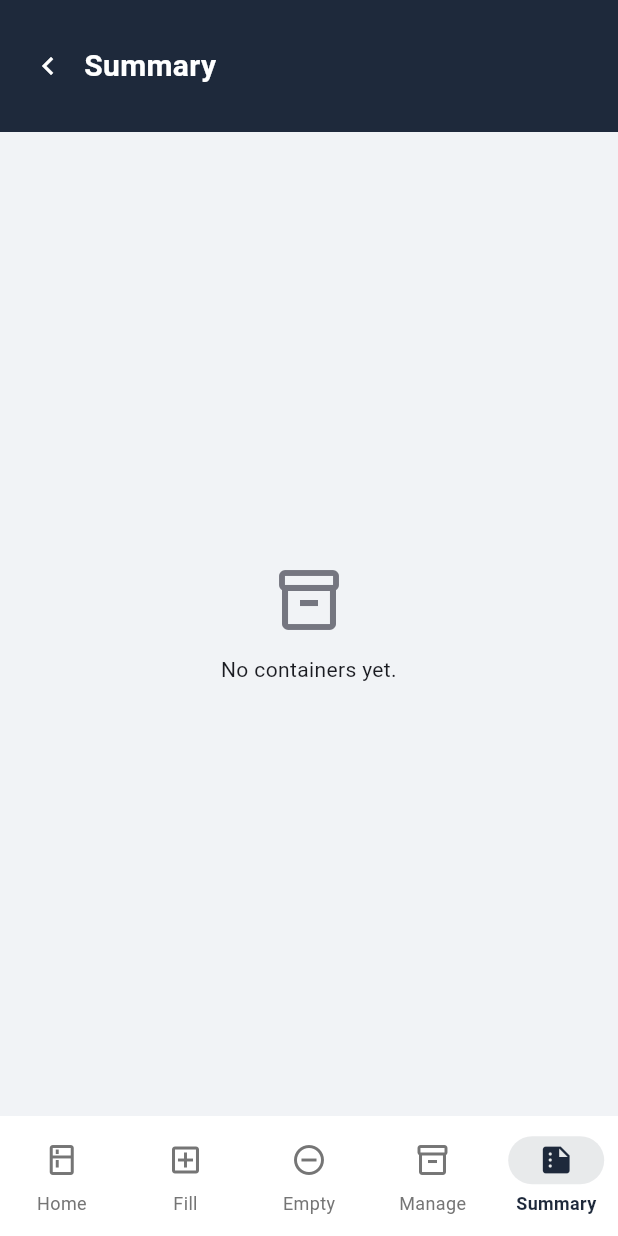
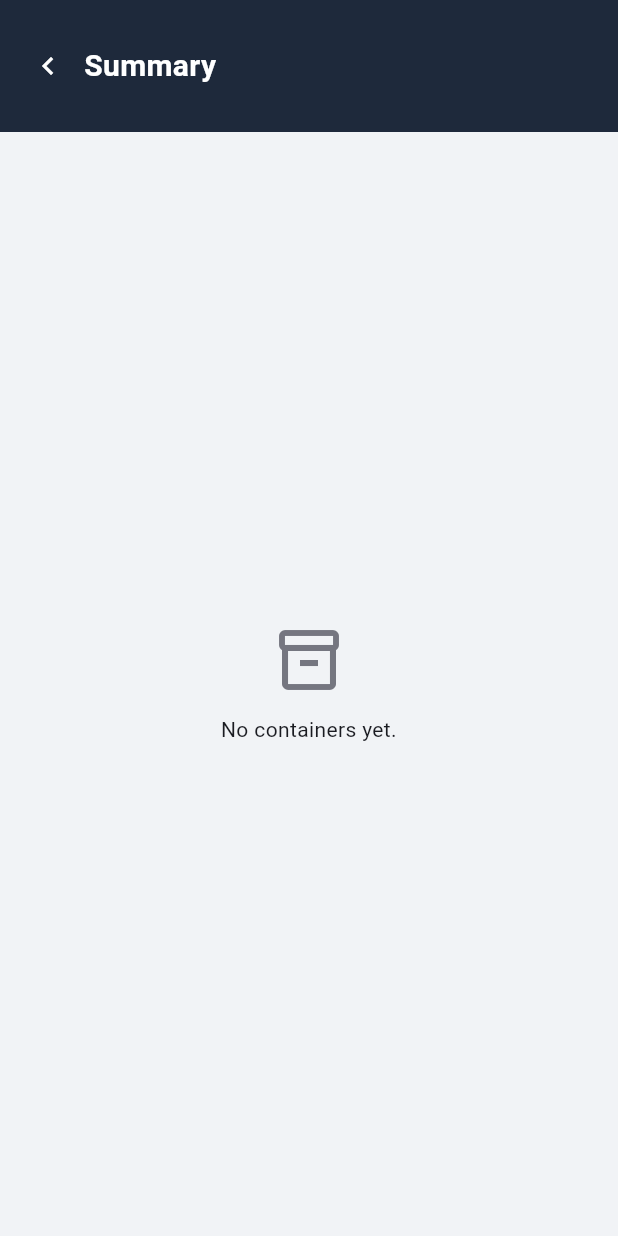
Before and after one commit to allapcallapc/Frawly, a Flutter app: the MainShell widget shown alone on an empty page, opened directly, after a tap on the "grid view" icon, on a phone screen of 412 x 824 dp. Run offline on Flutter 3.47's test engine with Material 3 defaults, Android fonts, the phone set to English and light mode, and no system bars; our stand-ins replace file_picker, flutter_secure_storage, package_info_plus; accounts and stored records are empty; network calls fail.

Commit message:
feat: remove the bottom nav bar in favor of Home as the app's root
Matches the reference redesign, which has no bottom nav: New filling,
Empty containers, Manage containers, and Summary are now pushed on top
of Home (from its header/floating buttons) instead of being tabs, and
pop back to it - Summary's cell tap now pops back to Home rather than
switching tabs.

Co-Authored-By: Claude Sonnet 5 <noreply@anthropic.com>
Claude-Session: https://claude.ai/code/session_01NhPzLTrvxMFiwX6F5jyAd7

```diff
--- a/lib/screens/main_shell.dart
+++ b/lib/screens/main_shell.dart
@@ -11,9 +11,11 @@ import 'manage_containers_screen.dart';
 import 'new_filling_screen.dart';
 import 'summary_screen.dart';
 
-/// The app's bottom-nav shell: Home, New filling, Empty containers, Manage
-/// containers, Summary. Container detail is reached by pushing on top of
-/// Home, not a tab of its own.
+/// The app's shell: Home is the one screen that's always on screen: New
+/// filling, Empty containers, Manage containers, and Summary are all
+/// pushed on top of it (from Home's own header/floating buttons) rather
+/// than being tabs of their own, and pop back to it. Container detail is
+/// pushed the same way, from Home's list.
 class MainShell extends StatefulWidget {
   const MainShell({super.key});
 
@@ -22,24 +24,7 @@ class MainShell extends StatefulWidget {
 }
 
 class _MainShellState extends State<MainShell> {
-  int _index = 0;
   final _homeFilterRequests = ValueNotifier<HomeFilterRequest?>(null);
-  late final List<Widget> _screens = [
-    HomeScreen(
-      filterRequests: _homeFilterRequests,
-      onOpenSummary: () => setState(() => _index = 4),
-      onOpenManage: () => setState(() => _index = 3),
-      onNewFilling: () => setState(() => _index = 1),
-      onEmptyContainers: () => setState(() => _index = 2),
-    ),
-    const NewFillingScreen(),
-    const EmptyContainersScreen(),
-    const ManageContainersScreen(),
-    SummaryScreen(
-      onJumpToHome: _jumpToHome,
-      onBack: () => setState(() => _index = 0),
-    ),
-  ];
 
   @override
   void initState() {
@@ -75,46 +60,49 @@ class _MainShellState extends State<MainShell> {
     super.dispose();
   }
 
+  /// Pops any pushed screen(s) back down to Home, then applies the filter -
+  /// used by Summary's cell tap.
   void _jumpToHome(HomeFilterRequest request) {
+    Navigator.of(context).popUntil((route) => route.isFirst);
     _homeFilterRequests.value = request;
-    setState(() => _index = 0);
+  }
+
+  void _openNewFilling() {
+    Navigator.of(context)
+        .push(MaterialPageRoute(builder: (_) => const NewFillingScreen()));
+  }
+
+  void _openEmptyContainers() {
+    Navigator.of(context).push(
+      MaterialPageRoute(builder: (_) => const EmptyContainersScreen()),
+    );
+  }
+
+  void _openManage() {
+    Navigator.of(context).push(
+      MaterialPageRoute(builder: (_) => const ManageContainersScreen()),
+    );
+  }
+
+  void _openSummary() {
+    Navigator.of(context).push(
+      MaterialPageRoute(
+        builder: (_) => SummaryScreen(
+          onJumpToHome: _jumpToHome,
+          onBack: () => Navigator.of(context).pop(),
+        ),
+      ),
+    );
   }
 
   @override
   Widget build(BuildContext context) {
-    return Scaffold(
-      body: IndexedStack(index: _index, children: _screens),
-      bottomNavigationBar: NavigationBar(
-        selectedIndex: _index,
-        onDestinationSelected: (index) => setState(() => _index = index),
-        destinations: const [
-          NavigationDestination(
-            icon: Icon(Icons.kitchen_outlined),
-            selectedIcon: Icon(Icons.kitchen),
-            label: 'Home',
-          ),
-          NavigationDestination(
-            icon: Icon(Icons.add_box_outlined),
-            selectedIcon: Icon(Icons.add_box),
-            label: 'Fill',
-          ),
-          NavigationDestination(
-            icon: Icon(Icons.remove_circle_outline),
-            selectedIcon: Icon(Icons.remove_circle),
-            label: 'Empty',
-          ),
-          NavigationDestination(
-            icon: Icon(Icons.inventory_2_outlined),
-            selectedIcon: Icon(Icons.inventory_2),
-            label: 'Manage',
-          ),
-          NavigationDestination(
-            icon: Icon(Icons.summarize_outlined),
-            selectedIcon: Icon(Icons.summarize),
-            label: 'Summary',
-          ),
-        ],
-      ),
+    return HomeScreen(
+      filterRequests: _homeFilterRequests,
+      onOpenSummary: _openSummary,
+      onOpenManage: _openManage,
+      onNewFilling: _openNewFilling,
+      onEmptyContainers: _openEmptyContainers,
     );
   }
 }
```
Also changed, not shown: lib/main.dart (+0 -22 lines).
